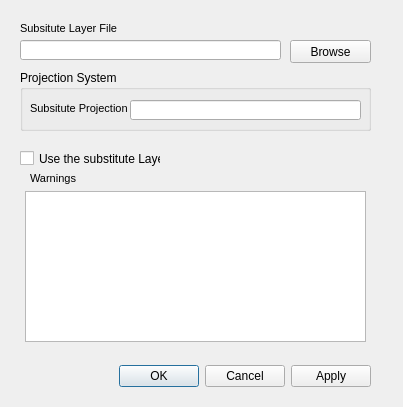
First picture: the form in modules/systemPerformance/REWET/REWET/GUI/Subsitute_Layer_Window.ui, repository NHERI-SimCenter/SimCenterBackendApplications, before the edit.
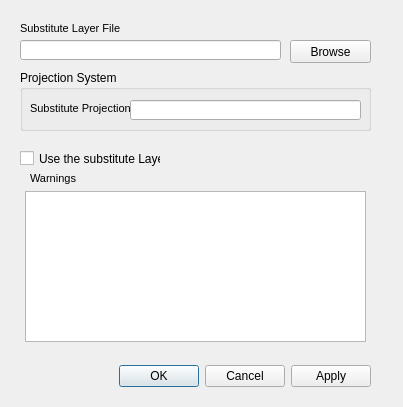
Second picture: the form after the edit.

What changed in the file:
```diff
--- a/modules/systemPerformance/REWET/REWET/GUI/Subsitute_Layer_Window.ui
+++ b/modules/systemPerformance/REWET/REWET/GUI/Subsitute_Layer_Window.ui
@@ -72,7 +72,7 @@
     </font>
    </property>
    <property name="text">
-    <string>Subsitute Layer File</string>
+    <string>Substitute Layer File</string>
    </property>
   </widget>
   <widget class="QGroupBox" name="groupBox">
@@ -117,7 +117,7 @@
      </font>
     </property>
     <property name="text">
-     <string>Subsitute Projection</string>
+     <string>Substitute Projection</string>
     </property>
    </widget>
   </widget>
```
